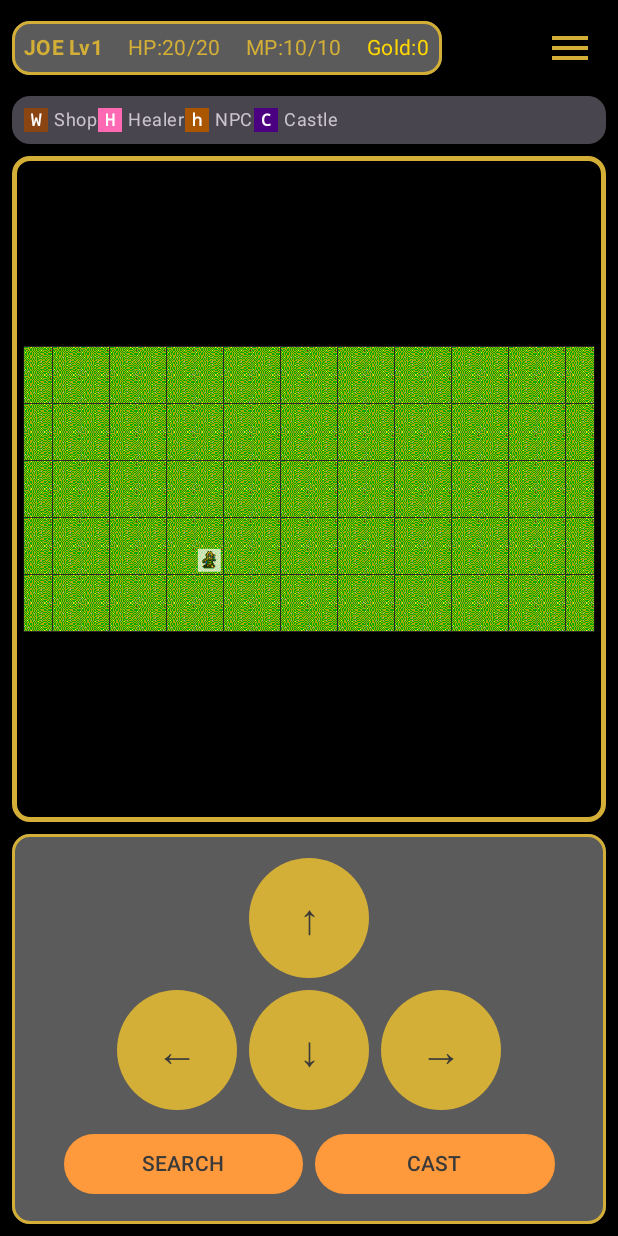
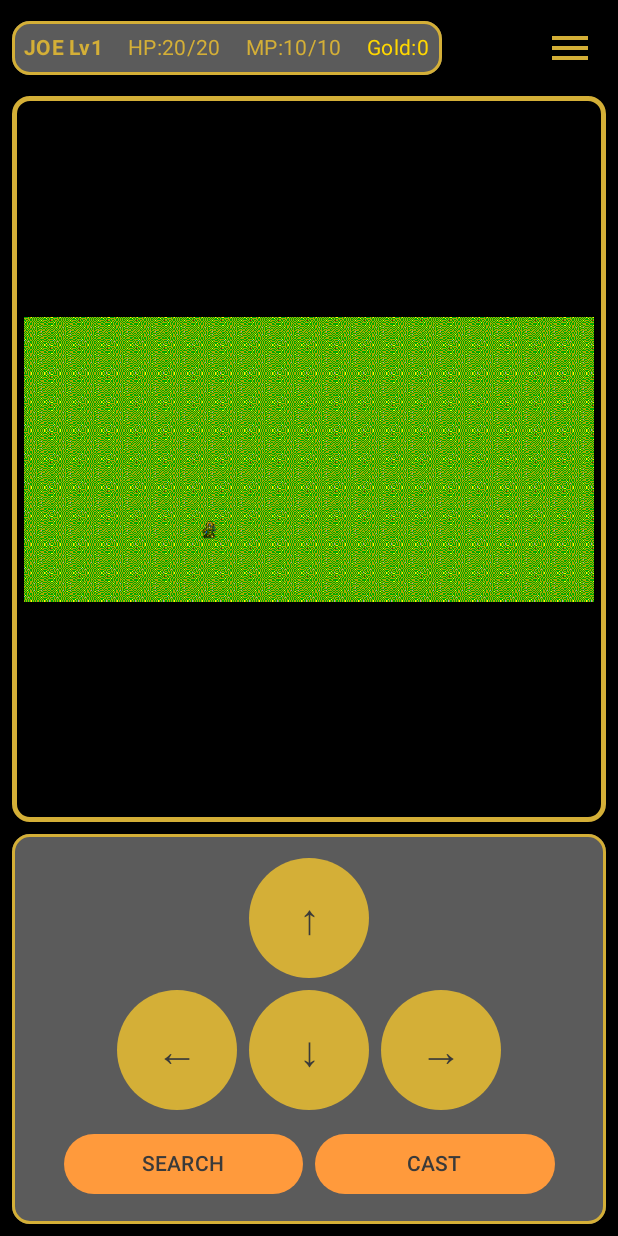
Before and after one commit to gmilette/The-Evil-Wrath-of-Zargon-App, an Android app built with Jetpack Compose: the screen it shows after launch (MainActivity), after a tap on an icon or button, on a phone screen of 412 x 824 dp. Run offline under Robolectric (Android 15) with nearby library versions, the phone set to English and light mode, and no system bars; our stand-ins replace Dagger/Hilt's generated code.

Commit message:
Remove map labels, fix shop UI, add tile loading debug logs
MapScreen:
- Remove legend card showing tile symbols
- Remove text labels (W, H, h, C) from building tiles
- Add debug logging to track tile names being requested

WeaponShopScreen:
- Fix X button overlapping with shop title by adding top padding
- Fix price text visibility using onPrimary color instead of primary
- Remove random mood system - prices now always use base price (1.0x multiplier)
- Remove mood display text

TileBitmapCache:
- Add debug logging for tile loading operations
- Log when tile IDs aren't found in resource map
- Log successful/failed bitmap loads

Updated player sprites in drawable-nodpi

🤖 Generated with [Claude Code](https://claude.com/claude-code)

Co-Authored-By: Claude Sonnet 4.5 <noreply@anthropic.com>

```diff
--- a/app/app/src/main/java/com/greenopal/zargon/domain/graphics/TileBitmapCache.kt
+++ b/app/app/src/main/java/com/greenopal/zargon/domain/graphics/TileBitmapCache.kt
@@ -38,10 +38,17 @@ class TileBitmapCache @Inject constructor(
         // Building/location sprites from bomb.sht
         "huts" to R.drawable.huts,
         "Huts" to R.drawable.huts,
+        "HUT" to R.drawable.huts,
+        "WEAPON_SHOP" to R.drawable.huts,
+        "HEALER" to R.drawable.huts,
         "cast" to R.drawable.cast,
         "Cast" to R.drawable.cast,
+        "CASTLE" to R.drawable.cast,
         "flor" to R.drawable.flor,
         "Flor" to R.drawable.flor,
+        "FLOOR" to R.drawable.flor,
+        "FLOOR_DECORATED" to R.drawable.florwd,
+        "florwd" to R.drawable.florwd,
 
         // Common aliases for backward compatibility
         "GRASS" to R.drawable.grass,
@@ -53,7 +60,9 @@ class TileBitmapCache @Inject constructor(
         "Trees" to R.drawable.trees1,
         "TREE2" to R.drawable.trees2,
         "WATER" to R.drawable.water,
+        "SHALLOW_WATER" to R.drawable.water,
         "GRAVE" to R.drawable.gravestone,
+        "Gravestone" to R.drawable.gravestone,
 
         // Character sprites
         "dude_back1" to R.drawable.dude_back1,
@@ -81,12 +90,21 @@ class TileBitmapCache @Inject constructor(
         }
 
         // Get drawable resource ID for this tile
-        val resourceId = tileResourceMap[tileId] ?: return null
+        val resourceId = tileResourceMap[tileId]
+        if (resourceId == null) {
+            android.util.Log.w("TileBitmapCache", "No resource mapping found for tileId: '$tileId'")
+            return null
+        }
+
+        android.util.Log.d("TileBitmapCache", "Loading tile '$tileId' from resource $resourceId")
 
         // Load bitmap from drawable resources
         val bitmap = loadBitmapFromResource(resourceId, size)
         if (bitmap != null) {
             bitmapCache[cacheKey] = bitmap
+            android.util.Log.d("TileBitmapCache", "Successfully loaded tile '$tileId' (${bitmap.width}x${bitmap.height})")
+        } else {
+            android.util.Log.e("TileBitmapCache", "Failed to load bitmap for tile '$tileId'")
         }
 
         return bitmap
--- a/app/app/src/main/java/com/greenopal/zargon/ui/screens/MapScreen.kt
+++ b/app/app/src/main/java/com/greenopal/zargon/ui/screens/MapScreen.kt
@@ -155,36 +155,6 @@ fun MapScreen(
                     modifier = Modifier.fillMaxWidth()
                 )
 
-                // Map legend
-                Card(
-                    colors = CardDefaults.cardColors(
-                        containerColor = MaterialTheme.colorScheme.surfaceVariant
-                    ),
-                    modifier = Modifier.fillMaxWidth()
-                ) {
-                    Row(
-                        modifier = Modifier.padding(8.dp),
-                        horizontalArrangement = Arrangement.SpaceEvenly
-                    ) {
-                        LegendItem(
-                            symbol = "W",
-                            label = "Shop",
-                            color = Color(0xFF8B4513),
-                            onClick = {
-                                val currentTime = System.currentTimeMillis()
-                                if (currentTime - lastShopClickTime <= 500) {
-                                    currentGameState?.let { state ->
-                                        onEnterBattle(state)
-                                    }
-                                }
-                                lastShopClickTime = currentTime
-                            }
-                        )
-                        LegendItem("H", "Healer", Color(0xFFFF69B4))
-                        LegendItem("h", "NPC", Color(0xFFAA5500))
-                        LegendItem("C", "Castle", Color(0xFF4B0082))
-                    }
-                }
 
                 // Map display
                 MapView(
@@ -410,22 +380,35 @@ private fun MapView(
                 val offsetY = (size.height - mapHeight) / 2
 
                 // Draw tiles
+                var loggedTiles = mutableSetOf<String>()
                 for (y in 0 until map.height) {
                     for (x in 0 until map.width) {
                         val tile = map.getTile(x, y)
                         if (tile != null) {
+                            // Log unique tile names being requested (only once per type)
+                            if (!loggedTiles.contains(tile.name)) {
+                                android.util.Log.d("MapScreen", "Requesting tile: '${tile.name}' for TileType: ${tile}")
+                                loggedTiles.add(tile.name)
+                            }
+
                             // Try to use textured bitmap from cache, fall back to colored rectangle
                             val tileBitmap = tileBitmapCache?.getBitmap(tile.name, tileSize.toInt())
 
                             if (tileBitmap != null) {
-                                // Draw textured bitmap tile
+                                // Draw textured bitmap tile, stretching to fill exact tile size
                                 drawIntoCanvas { canvas ->
                                     val left = offsetX + x * tileSize
                                     val top = offsetY + y * tileSize
+                                    val destRect = android.graphics.RectF(
+                                        left,
+                                        top,
+                                        left + tileSize,
+                                        top + tileSize
+                                    )
                                     canvas.nativeCanvas.drawBitmap(
                                         tileBitmap,
-                                        left,
-                                        top,
+                                        null,
+                                        destRect,
                                         null
                                     )
                                 }
@@ -439,32 +422,6 @@ private fun MapView(
                                     ),
                                     size = Size(tileSize, tileSize)
                                 )
-                            }
-
-                            // Draw labels for special tiles
-                            val label = when (tile) {
-                                TileType.WEAPON_SHOP -> "W"
-                                TileType.HEALER -> "H"
-                                TileType.HUT -> "h"
-                                TileType.CASTLE -> "C"
-                                else -> null
-                            }
-
-                            if (label != null && tileSize > 20f) {
-                                drawIntoCanvas { canvas ->
-                                    val paint = android.graphics.Paint().apply {
-                                        color = Color.White.toArgb()
-                                        textSize = (tileSize * 0.7f).coerceAtMost(24f)
-                                        textAlign = android.graphics.Paint.Align.CENTER
-                                        isFakeBoldText = true
-                                    }
-                                    canvas.nativeCanvas.drawText(
-                                        label,
-                                        offsetX + x * tileSize + tileSize / 2,
-                                        offsetY + y * tileSize + tileSize / 2 + paint.textSize / 3,
-                                        paint
-                                    )
-                                }
                             }
                         }
                     }
@@ -482,14 +439,14 @@ private fun MapView(
                     )
                 }
 
-                // Draw grid lines (optional, for clarity)
-                drawGrid(
-                    width = map.width,
-                    height = map.height,
-                    tileSize = tileSize,
-                    offsetX = offsetX,
-                    offsetY = offsetY
-                )
+                // Grid lines disabled - tiles now fill entire grid cells
+                // drawGrid(
+                //     width = map.width,
+                //     height = map.height,
+                //     tileSize = tileSize,
+                //     offsetX = offsetX,
+                //     offsetY = offsetY
+                // )
             }
         }
     }
```
Also changed, not shown: app/app/src/main/java/com/greenopal/zargon/ui/screens/WeaponShopScreen.kt (+5 -20 lines), app/app/src/main/res/drawable-nodpi/dude_back1.png, app/app/src/main/res/drawable-nodpi/dude_back2.png, app/app/src/main/res/drawable-nodpi/dude_front1.png, app/app/src/main/res/drawable-nodpi/dude_front2.png, app/app/src/main/res/drawable-nodpi/dude_sidel.png, app/app/src/main/res/drawable-nodpi/dude_sider.png, app/app/src/main/res/drawable/attach_icon.png (deleted).
